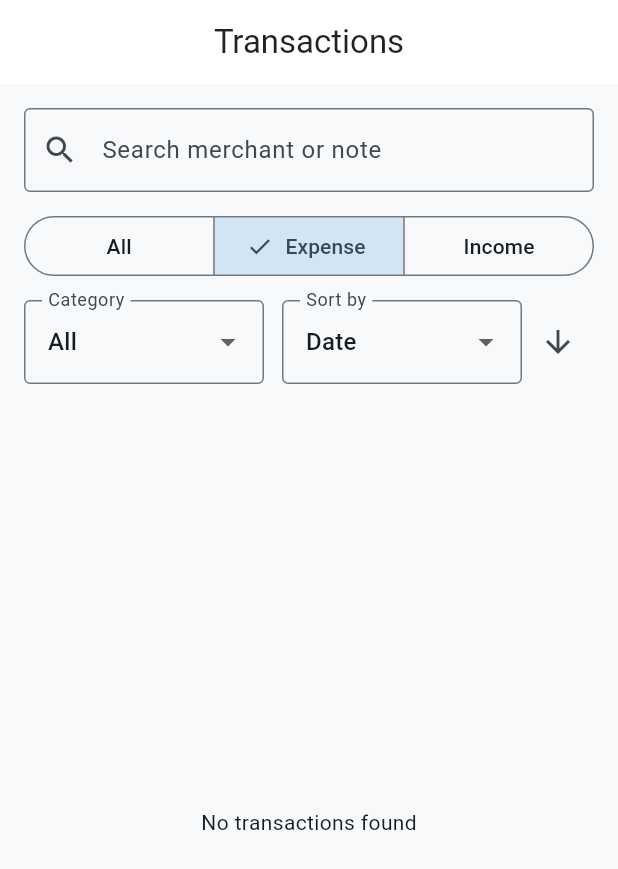
After one commit to maulanasly/uangku, a Flutter app: the TransactionsScreen screen opened by its route, after a tap on "Expense", on a phone screen of 412 x 824 dp. The commit adds this screen. Shown: the top 869 px of the screen. Run offline on Flutter 3.47's test engine with Material 3 defaults, Android fonts, the phone set to English and light mode, and no system bars; our stand-ins replace csv, drift, fl_chart, flutter_dotenv, flutter_riverpod, go_router and 4 more; missing offline and left inert: sqlite3; accounts and stored records are empty; generated files the repository leaves out were written again.

Commit message:
feat: transactions screen with search, filter and sort

```diff
--- /dev/null
+++ b/lib/core/models/transaction_query.dart
@@ -0,0 +1,27 @@
+import '../models/transaction_type.dart';
+
+enum TransactionSortField {
+  date,
+  amount,
+}
+
+enum SortDirection {
+  asc,
+  desc,
+}
+
+class TransactionQuery {
+  final String search;
+  final TransactionType? type;
+  final String? category;
+  final TransactionSortField sortField;
+  final SortDirection direction;
+
+  const TransactionQuery({
+    this.search = '',
+    this.type,
+    this.category,
+    this.sortField = TransactionSortField.date,
+    this.direction = SortDirection.desc,
+  });
+}
--- a/lib/data/database/database.dart
+++ b/lib/data/database/database.dart
@@ -8,7 +8,7 @@ part 'database.g.dart';
 
 @DriftDatabase(tables: [Categories, Transactions])
 class AppDatabase extends _$AppDatabase {
-  AppDatabase() : super(impl.openConnection());
+  AppDatabase([QueryExecutor? executor]) : super(executor ?? impl.openConnection());
 
   @override
   int get schemaVersion => 1;
--- a/lib/data/repositories/transaction_repository.dart
+++ b/lib/data/repositories/transaction_repository.dart
@@ -1,5 +1,6 @@
 import 'package:drift/drift.dart';
 import '../database/database.dart';
+import '../../core/models/transaction_query.dart';
 
 class TransactionRepository {
   final AppDatabase _db;
@@ -18,6 +19,34 @@ class TransactionRepository {
     return query.watch();
   }
 
+  Stream<List<TransactionEntity>> watchTransactions(TransactionQuery query) {
+    final q = _db.select(_db.transactions);
+
+    if (query.search.isNotEmpty) {
+      final pattern = '%${query.search.toLowerCase()}%';
+      q.where(
+        (t) => t.merchant.lower().like(pattern) | t.note.lower().like(pattern),
+      );
+    }
+    if (query.type != null) {
+      q.where((t) => t.type.equalsValue(query.type!));
+    }
+    if (query.category != null) {
+      q.where((t) => t.category.equals(query.category!));
+    }
+
+    q.orderBy([
+      (t) {
+        final column = query.sortField == TransactionSortField.amount ? t.amount : t.date;
+        return query.direction == SortDirection.asc
+            ? OrderingTerm.asc(column)
+            : OrderingTerm.desc(column);
+      },
+    ]);
+
+    return q.watch();
+  }
+
   Future<void> addTransaction(Insertable<TransactionEntity> transaction) {
     return _db.into(_db.transactions).insert(transaction);
   }
--- a/lib/providers/transaction_provider.dart
+++ b/lib/providers/transaction_provider.dart
@@ -1,6 +1,7 @@
 import 'package:flutter_riverpod/flutter_riverpod.dart';
 import 'database_provider.dart';
 import '../data/database/database.dart';
+import '../core/models/transaction_query.dart';
 
 final transactionsProvider = StreamProvider<List<TransactionEntity>>((ref) {
   final repo = ref.watch(transactionRepositoryProvider);
@@ -11,3 +12,12 @@ final categoriesProvider = FutureProvider<List<CategoryEntity>>((ref) async {
   final repo = ref.watch(transactionRepositoryProvider);
   return repo.getCategories();
 });
+
+final transactionQueryProvider =
+    StateProvider<TransactionQuery>((ref) => const TransactionQuery());
+
+final filteredTransactionsProvider = StreamProvider<List<TransactionEntity>>((ref) {
+  final query = ref.watch(transactionQueryProvider);
+  final repo = ref.watch(transactionRepositoryProvider);
+  return repo.watchTransactions(query);
+});
--- a/lib/router/app_router.dart
+++ b/lib/router/app_router.dart
@@ -6,6 +6,7 @@ import '../ui/dashboard/dashboard_screen.dart';
 import '../ui/scanner/scanner_screen.dart';
 import '../ui/settings/settings_screen.dart';
 import '../ui/transactions/add_transaction_screen.dart';
+import '../ui/transactions/transactions_screen.dart';
 import '../data/database/database.dart';
 
 final appRouter = GoRouter(
@@ -14,6 +15,10 @@ final appRouter = GoRouter(
     GoRoute(
       path: '/',
       builder: (context, state) => const DashboardScreen(),
+    ),
+    GoRoute(
+      path: '/transactions',
+      builder: (context, state) => const TransactionsScreen(),
     ),
     GoRoute(
       path: '/scanner',
--- a/lib/ui/dashboard/dashboard_screen.dart
+++ b/lib/ui/dashboard/dashboard_screen.dart
@@ -19,6 +19,10 @@ class DashboardScreen extends ConsumerWidget {
       appBar: AppBar(
         title: const Text('Money Tracker'),
         actions: [
+          IconButton(
+            icon: const Icon(Icons.receipt_long),
+            onPressed: () => context.push('/transactions'),
+          ),
           IconButton(
             icon: const Icon(Icons.settings),
             onPressed: () => context.push('/settings'),
--- /dev/null
+++ b/lib/ui/transactions/transactions_screen.dart
@@ -0,0 +1,212 @@
+import 'package:flutter/material.dart';
+import 'package:flutter_riverpod/flutter_riverpod.dart';
+import 'package:go_router/go_router.dart';
+import 'package:intl/intl.dart';
+
+import '../../core/models/transaction_query.dart';
+import '../../core/models/transaction_type.dart';
+import '../../providers/transaction_provider.dart';
+
+class TransactionsScreen extends ConsumerStatefulWidget {
+  const TransactionsScreen({super.key});
+
+  @override
+  ConsumerState<TransactionsScreen> createState() => _TransactionsScreenState();
+}
+
+class _TransactionsScreenState extends ConsumerState<TransactionsScreen> {
+  late final TextEditingController _searchController;
+
+  @override
+  void initState() {
+    super.initState();
+    _searchController = TextEditingController();
+  }
+
+  @override
+  void dispose() {
+    _searchController.dispose();
+    super.dispose();
+  }
+
+  void _update(TransactionQuery Function(TransactionQuery) change) {
+    ref.read(transactionQueryProvider.notifier).state = change(ref.read(transactionQueryProvider));
+  }
+
+  @override
+  Widget build(BuildContext context) {
+    final query = ref.watch(transactionQueryProvider);
+    final transactionsAsync = ref.watch(filteredTransactionsProvider);
+    final categoriesAsync = ref.watch(categoriesProvider);
+    final categories = categoriesAsync.valueOrNull ?? [];
+
+    return Scaffold(
+      appBar: AppBar(title: const Text('Transactions')),
+      body: Column(
+        children: [
+          Padding(
+            padding: const EdgeInsets.all(16.0),
+            child: Column(
+              crossAxisAlignment: CrossAxisAlignment.stretch,
+              children: [
+                TextField(
+                  controller: _searchController,
+                  decoration: const InputDecoration(
+                    hintText: 'Search merchant or note',
+                    prefixIcon: Icon(Icons.search),
+                    border: OutlineInputBorder(),
+                  ),
+                  onChanged: (value) => _update(
+                    (q) => TransactionQuery(
+                      search: value,
+                      type: q.type,
+                      category: q.category,
+                      sortField: q.sortField,
+                      direction: q.direction,
+                    ),
+                  ),
+                ),
+                const SizedBox(height: 12),
+                SegmentedButton<TransactionType?>(
+                  segments: const [
+                    ButtonSegment(value: null, label: Text('All')),
+                    ButtonSegment(value: TransactionType.expense, label: Text('Expense')),
+                    ButtonSegment(value: TransactionType.income, label: Text('Income')),
+                  ],
+                  selected: {query.type},
+                  onSelectionChanged: (selection) => _update(
+                    (q) => TransactionQuery(
+                      search: q.search,
+                      type: selection.first,
+                      category: q.category,
+                      sortField: q.sortField,
+                      direction: q.direction,
+                    ),
+                  ),
+                ),
+                const SizedBox(height: 12),
+                Row(
+                  children: [
+                    Expanded(
+                      child: DropdownButtonFormField<String?>(
+                        initialValue: query.category,
+                        decoration: const InputDecoration(
+                          labelText: 'Category',
+                          border: OutlineInputBorder(),
+                        ),
+                        items: [
+                          const DropdownMenuItem<String?>(
+                            value: null,
+                            child: Text('All'),
+                          ),
+                          for (final c in categories)
+                            DropdownMenuItem<String?>(
+                              value: c.id,
+                              child: Text(c.name),
+                            ),
+                        ],
+                        onChanged: (value) => _update(
+                          (q) => TransactionQuery(
+                            search: q.search,
+                            type: q.type,
+                            category: value,
+                            sortField: q.sortField,
+                            direction: q.direction,
+                          ),
+                        ),
+                      ),
+                    ),
+                    const SizedBox(width: 12),
+                    Expanded(
+                      child: DropdownButtonFormField<TransactionSortField>(
+                        initialValue: query.sortField,
+                        decoration: const InputDecoration(
+                          labelText: 'Sort by',
+                          border: OutlineInputBorder(),
+                        ),
+                        items: const [
+                          DropdownMenuItem(value: TransactionSortField.date, child: Text('Date')),
+                          DropdownMenuItem(value: TransactionSortField.amount, child: Text('Amount')),
+                        ],
+                        onChanged: (value) => _update(
+                          (q) => TransactionQuery(
+                            search: q.search,
+                            type: q.type,
+                            category: q.category,
+                            sortField: value ?? q.sortField,
+                            direction: q.direction,
+                          ),
+                        ),
+                      ),
+                    ),
+                    IconButton(
+                      tooltip: query.direction == SortDirection.desc ? 'Descending' : 'Ascending',
+                      icon: Icon(
+                        query.direction == SortDirection.desc
+                            ? Icons.arrow_downward
+                            : Icons.arrow_upward,
+                      ),
+                      onPressed: () => _update(
+                        (q) => TransactionQuery(
+                          search: q.search,
+                          type: q.type,
+                          category: q.category,
+                          sortField: q.sortField,
+                          direction: q.direction == SortDirection.desc
+                              ? SortDirection.asc
+                              : SortDirection.desc,
+                        ),
+                      ),
+                    ),
+                  ],
+                ),
+              ],
+            ),
+          ),
+          Expanded(
+            child: transactionsAsync.when(
+              data: (transactions) {
+                if (transactions.isEmpty) {
+                  return const Center(child: Text('No transactions found'));
+                }
+                final currencyFormat = NumberFormat.currency(symbol: '\$', decimalDigits: 2);
+                return ListView.builder(
+                  itemCount: transactions.length,
+                  itemBuilder: (context, index) {
+                    final t = transactions[index];
+                    final isExpense = t.type == TransactionType.expense;
+                    return ListTile(
+                      onTap: () => context.push('/add_transaction', extra: t),
+                      leading: CircleAvatar(
+                        backgroundColor: isExpense
+                            ? Colors.red.withValues(alpha: 0.2)
+                            : Colors.green.withValues(alpha: 0.2),
+                        child: Icon(
+                          isExpense ? Icons.arrow_downward : Icons.arrow_upward,
+                          color: isExpense ? Colors.red : Colors.green,
+                        ),
+                      ),
+                      title: Text(t.merchant),
+                      subtitle: Text(
+                        '${DateFormat.yMMMd().format(t.date)} · ${t.category}',
+                      ),
+                      trailing: Text(
+                        '${isExpense ? "-" : "+"}${currencyFormat.format(t.amount)}',
+                        style: TextStyle(
+                          color: isExpense ? Colors.red : Colors.green,
+                          fontWeight: FontWeight.bold,
+                        ),
+                      ),
+                    );
+                  },
+                );
+              },
+              loading: () => const Center(child: CircularProgressIndicator()),
+              error: (e, st) => Center(child: Text('Error: $e')),
+            ),
+          ),
+        ],
+      ),
+    );
+  }
+}
```
Also changed, not shown: 1 other file.
